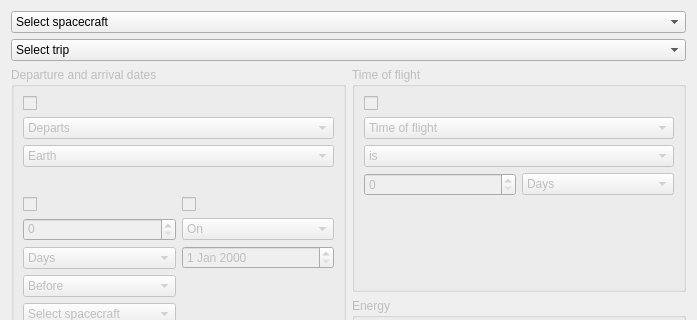
Old version of the form src/sonet_pcp_filter_qt.ui in the repository jorialand/sonet_tfm_horia; both pictures show x 0 to 697 and y 0 to 320 of the 697 by 704 pixel window.
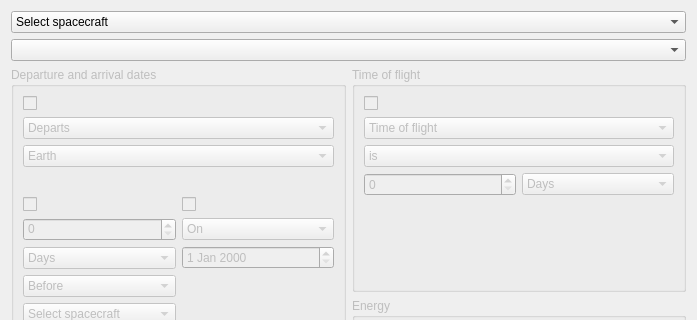
New version of the form.

Commit message: [#2] Implemented select_trip combo box.

```diff
--- a/src/sonet_pcp_filter_qt.ui
+++ b/src/sonet_pcp_filter_qt.ui
@@ -696,13 +696,7 @@
     </layout>
    </item>
    <item row="1" column="0" colspan="2">
-    <widget class="QComboBox" name="select_trip">
-     <item>
-      <property name="text">
-       <string>Select trip</string>
-      </property>
-     </item>
-    </widget>
+    <widget class="QComboBox" name="select_trip"/>
    </item>
   </layout>
  </widget>
```
The commit also changes 2 other files.
